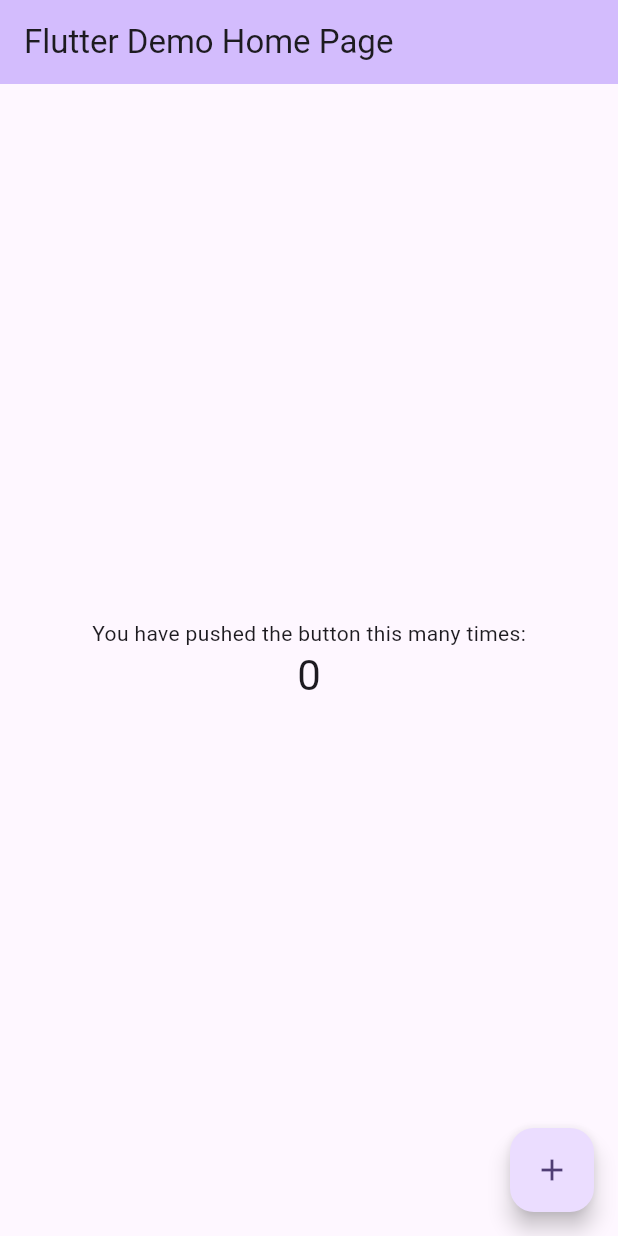
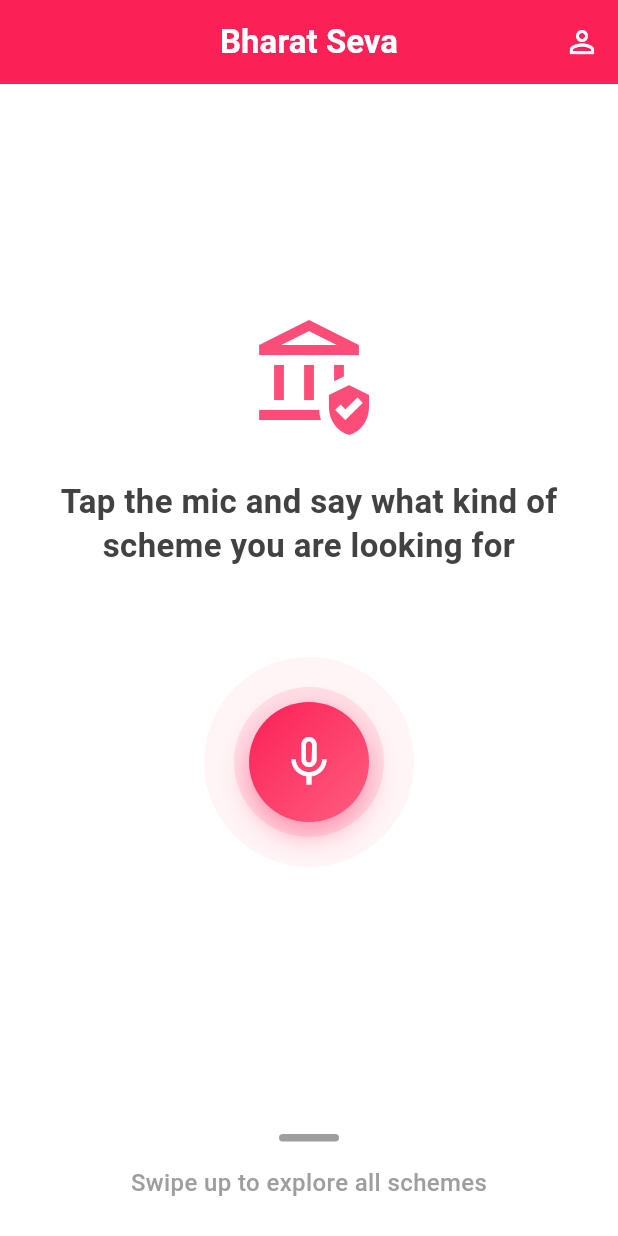
Before and after one commit to HackIndiaXYZ/hackindia-spark-7-north-region-nexara, a Flutter app: the screen it shows after launch, on a phone screen of 412 x 824 dp. Run offline on Flutter 3.47's test engine with Material 3 defaults, Android fonts, the phone set to English and light mode, and no system bars; our stand-ins replace speech_to_text.

Commit message:
Home screen designed. Speech to Text Implemented

```diff
--- a/bharatseva/lib/main.dart
+++ b/bharatseva/lib/main.dart
@@ -1,122 +1,35 @@
 import 'package:flutter/material.dart';
+import 'package:provider/provider.dart';
+import 'providers/voice_provider.dart';
+import 'screens/home_page.dart';
 
 void main() {
-  runApp(const MyApp());
+  runApp(
+    MultiProvider(
+      providers: [
+        ChangeNotifierProvider(create: (_) => VoiceProvider()),
+      ],
+      child: const MyApp(),
+    ),
+  );
 }
 
 class MyApp extends StatelessWidget {
   const MyApp({super.key});
 
-  // This widget is the root of your application.
   @override
   Widget build(BuildContext context) {
     return MaterialApp(
-      title: 'Flutter Demo',
+      title: 'Bharat Seva',
+      debugShowCheckedModeBanner: false,
       theme: ThemeData(
-        // This is the theme of your application.
-        //
-        // TRY THIS: Try running your application with "flutter run". You'll see
-        // the application has a purple toolbar. Then, without quitting the app,
-        // try changing the seedColor in the colorScheme below to Colors.green
-        // and then invoke "hot reload" (save your changes or press the "hot
-        // reload" button in a Flutter-supported IDE, or press "r" if you used
-        // the command line to start the app).
-        //
-        // Notice that the counter didn't reset back to zero; the application
-        // state is not lost during the reload. To reset the state, use hot
-        // restart instead.
-        //
-        // This works for code too, not just values: Most code changes can be
-        // tested with just a hot reload.
-        colorScheme: .fromSeed(seedColor: Colors.deepPurple),
+        colorScheme: ColorScheme.fromSeed(
+          seedColor: const Color(0xFFFB2056),
+          primary: const Color(0xFFFB2056),
+        ),
+        useMaterial3: true,
       ),
-      home: const MyHomePage(title: 'Flutter Demo Home Page'),
+      home: const HomePage(),
     );
   }
 }
-
-class MyHomePage extends StatefulWidget {
-  const MyHomePage({super.key, required this.title});
-
-  // This widget is the home page of your application. It is stateful, meaning
-  // that it has a State object (defined below) that contains fields that affect
-  // how it looks.
-
-  // This class is the configuration for the state. It holds the values (in this
-  // case the title) provided by the parent (in this case the App widget) and
-  // used by the build method of the State. Fields in a Widget subclass are
-  // always marked "final".
-
-  final String title;
-
-  @override
-  State<MyHomePage> createState() => _MyHomePageState();
-}
-
-class _MyHomePageState extends State<MyHomePage> {
-  int _counter = 0;
-
-  void _incrementCounter() {
-    setState(() {
-      // This call to setState tells the Flutter framework that something has
-      // changed in this State, which causes it to rerun the build method below
-      // so that the display can reflect the updated values. If we changed
-      // _counter without calling setState(), then the build method would not be
-      // called again, and so nothing would appear to happen.
-      _counter++;
-    });
-  }
-
-  @override
-  Widget build(BuildContext context) {
-    // This method is rerun every time setState is called, for instance as done
-    // by the _incrementCounter method above.
-    //
-    // The Flutter framework has been optimized to make rerunning build methods
-    // fast, so that you can just rebuild anything that needs updating rather
-    // than having to individually change instances of widgets.
-    return Scaffold(
-      appBar: AppBar(
-        // TRY THIS: Try changing the color here to a specific color (to
-        // Colors.amber, perhaps?) and trigger a hot reload to see the AppBar
-        // change color while the other colors stay the same.
-        backgroundColor: Theme.of(context).colorScheme.inversePrimary,
-        // Here we take the value from the MyHomePage object that was created by
-        // the App.build method, and use it to set our appbar title.
-        title: Text(widget.title),
-      ),
-      body: Center(
-        // Center is a layout widget. It takes a single child and positions it
-        // in the middle of the parent.
-        child: Column(
-          // Column is also a layout widget. It takes a list of children and
-          // arranges them vertically. By default, it sizes itself to fit its
-          // children horizontally, and tries to be as tall as its parent.
-          //
-          // Column has various properties to control how it sizes itself and
-          // how it positions its children. Here we use mainAxisAlignment to
-          // center the children vertically; the main axis here is the vertical
-          // axis because Columns are vertical (the cross axis would be
-          // horizontal).
-          //
-          // TRY THIS: Invoke "debug painting" (choose the "Toggle Debug Paint"
-          // action in the IDE, or press "p" in the console), to see the
-          // wireframe for each widget.
-          mainAxisAlignment: .center,
-          children: [
-            const Text('You have pushed the button this many times:'),
-            Text(
-              '$_counter',
-              style: Theme.of(context).textTheme.headlineMedium,
-            ),
-          ],
-        ),
-      ),
-      floatingActionButton: FloatingActionButton(
-        onPressed: _incrementCounter,
-        tooltip: 'Increment',
-        child: const Icon(Icons.add),
-      ),
-    );
-  }
-}
--- /dev/null
+++ b/bharatseva/lib/screens/home_page.dart
@@ -0,0 +1,180 @@
+import 'package:flutter/material.dart';
+import 'package:provider/provider.dart';
+import '../providers/voice_provider.dart';
+
+class HomePage extends StatelessWidget {
+  const HomePage({super.key});
+
+  @override
+  Widget build(BuildContext context) {
+    return Scaffold(
+      backgroundColor: Colors.white,
+      appBar: AppBar(
+        title: const Text(
+          'Bharat Seva',
+          style: TextStyle(fontWeight: FontWeight.bold, color: Colors.white),
+        ),
+        backgroundColor: const Color(0xFFFB2056),
+        elevation: 0,
+        centerTitle: true,
+        actions: [
+          IconButton(
+            icon: const Icon(Icons.person_outline, color: Colors.white),
+            onPressed: () {},
+          ),
+        ],
+      ),
+      body: Consumer<VoiceProvider>(
+        builder: (context, voiceProvider, child) {
+          return SafeArea(
+            child: Column(
+              mainAxisAlignment: MainAxisAlignment.center,
+              crossAxisAlignment: CrossAxisAlignment.center,
+              children: [
+                const Spacer(),
+                Icon(
+                  Icons.assured_workload_outlined,
+                  size: 80,
+                  color: const Color(0xFFFB2056).withAlpha(204),
+                ),
+                const SizedBox(height: 30),
+                Padding(
+                  padding: const EdgeInsets.symmetric(horizontal: 32.0),
+                  child: AnimatedSwitcher(
+                    duration: const Duration(milliseconds: 300),
+                    child: Text(
+                      voiceProvider.isListening
+                          ? 'Listening...'
+                          : (voiceProvider.spokenText.isEmpty
+                                ? 'Tap the mic and say what kind of scheme you are looking for'
+                                : voiceProvider.spokenText),
+                      key: ValueKey<String>(
+                        voiceProvider.isListening.toString() +
+                            voiceProvider.spokenText,
+                      ),
+                      textAlign: TextAlign.center,
+                      style: TextStyle(
+                        fontSize: 22,
+                        fontWeight: FontWeight.w600,
+                        height: 1.3,
+                        color: voiceProvider.isListening
+                            ? const Color(0xFFFB2056)
+                            : Colors.grey[800],
+                      ),
+                    ),
+                  ),
+                ),
+                const SizedBox(height: 60),
+                GestureDetector(
+                  onTap: () {
+                    voiceProvider.toggleListening();
+                  },
+                  child: AnimatedContainer(
+                    duration: const Duration(milliseconds: 300),
+                    height: voiceProvider.isListening ? 180 : 140,
+                    width: voiceProvider.isListening ? 180 : 140,
+                    decoration: BoxDecoration(
+                      shape: BoxShape.circle,
+                      color: const Color(
+                        0xFFFB2056,
+                      ).withAlpha(voiceProvider.isListening ? 38 : 13),
+                    ),
+                    child: Center(
+                      child: AnimatedContainer(
+                        duration: const Duration(milliseconds: 300),
+                        height: voiceProvider.isListening ? 130 : 100,
+                        width: voiceProvider.isListening ? 130 : 100,
+                        decoration: BoxDecoration(
+                          shape: BoxShape.circle,
+                          color: const Color(
+                            0xFFFB2056,
+                          ).withAlpha(voiceProvider.isListening ? 77 : 26),
+                        ),
+                        child: Center(
+                          child: Container(
+                            height: 80,
+                            width: 80,
+                            decoration: BoxDecoration(
+                              shape: BoxShape.circle,
+                              gradient: const LinearGradient(
+                                colors: [Color(0xFFFB2056), Color(0xFFFF5E80)],
+                                begin: Alignment.topLeft,
+                                end: Alignment.bottomRight,
+                              ),
+                              boxShadow: [
+                                BoxShadow(
+                                  color: const Color(0xFFFB2056).withAlpha(102),
+                                  blurRadius: 15,
+                                  offset: const Offset(0, 8),
+                                ),
+                              ],
+                            ),
+                            child: AnimatedSwitcher(
+                              duration: const Duration(milliseconds: 200),
+                              child: Icon(
+                                voiceProvider.isListening
+                                    ? Icons.mic
+                                    : Icons.mic_none,
+                                key: ValueKey<bool>(voiceProvider.isListening),
+                                color: Colors.white,
+                                size: 40,
+                              ),
+                            ),
+                          ),
+                        ),
+                      ),
+                    ),
+                  ),
+                ),
+                const Spacer(),
+                Container(
+                  width: double.infinity,
+                  padding: const EdgeInsets.symmetric(
+                    vertical: 24,
+                    horizontal: 20,
+                  ),
+                  decoration: BoxDecoration(
+                    color: Colors.white,
+                    borderRadius: const BorderRadius.only(
+                      topLeft: Radius.circular(30),
+                      topRight: Radius.circular(30),
+                    ),
+                    boxShadow: [
+                      BoxShadow(
+                        color: Colors.grey.withAlpha(1),
+                        spreadRadius: 2,
+                        blurRadius: 20,
+                        offset: const Offset(0, -5),
+                      ),
+                    ],
+                  ),
+                  child: Column(
+                    children: [
+                      Container(
+                        width: 40,
+                        height: 5,
+                        decoration: BoxDecoration(
+                          color: Colors.grey,
+                          borderRadius: BorderRadius.all(Radius.circular(10)),
+                        ),
+                      ),
+                      SizedBox(height: 16),
+                      Text(
+                        'Swipe up to explore all schemes',
+                        style: TextStyle(
+                          color: Colors.grey,
+                          fontSize: 16,
+                          fontWeight: FontWeight.w500,
+                        ),
+                      ),
+                    ],
+                  ),
+                ),
+              ],
+            ),
+          );
+        },
+      ),
+    );
+  }
+}
--- a/bharatseva/pubspec.yaml
+++ b/bharatseva/pubspec.yaml
@@ -34,6 +34,8 @@
   # The following adds the Cupertino Icons font to your application.
   # Use with the CupertinoIcons class for iOS style icons.
   cupertino_icons: ^1.0.8
+  provider: ^6.1.5+1
+  speech_to_text: ^7.3.0
 
 dev_dependencies:
   flutter_test:
```
Also changed, not shown: bharatseva/lib/providers/voice_provider.dart (added, +88 -0 lines), bharatseva/pubspec.lock, 5 other files.
